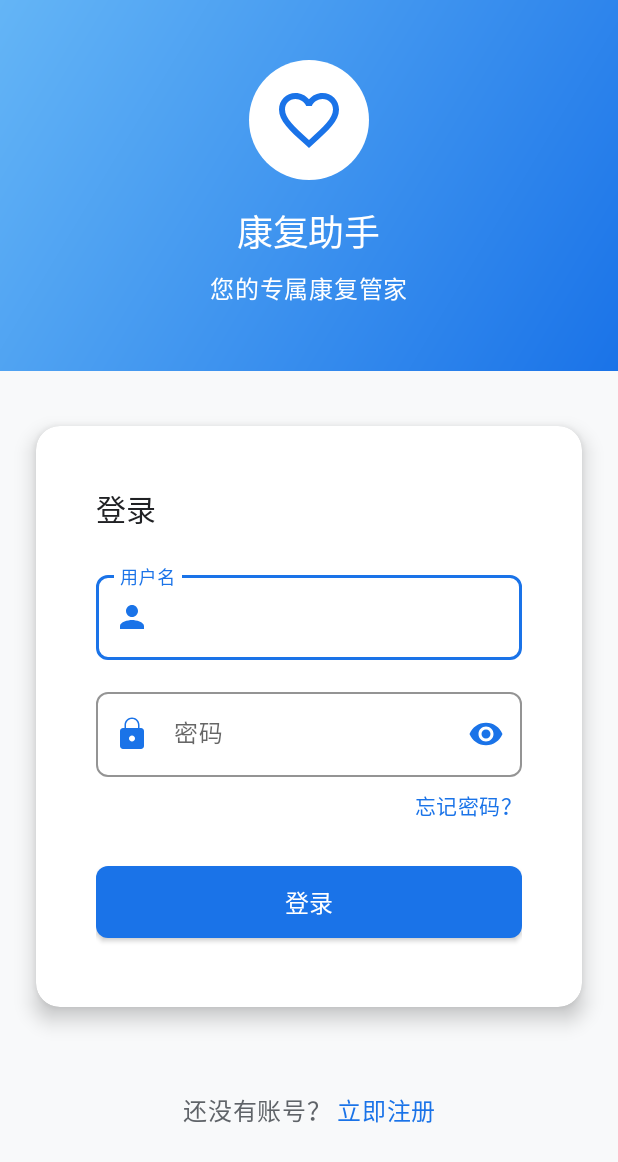
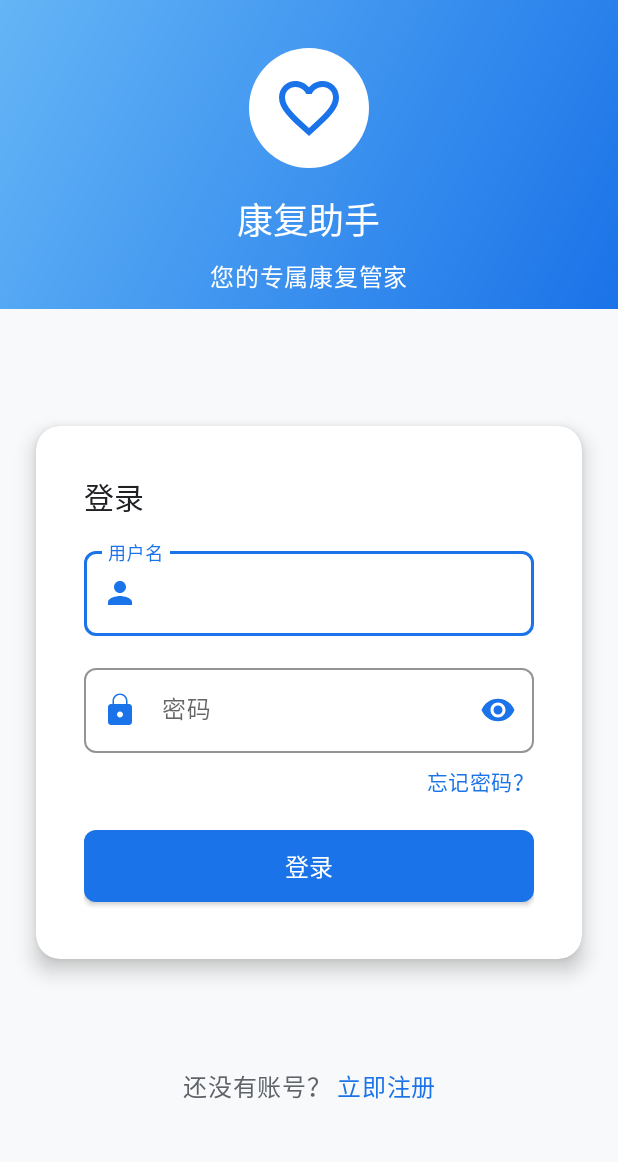
Before and after one commit to wuwuevan/APP, an Android app: the screen it shows after launch (LoginActivity), on a phone screen of 412 x 824 dp. Shown: the top 1162 px of the screen. Run offline under Robolectric (Android 15) with nearby library versions, the phone set to English and light mode, and no system bars; our stand-ins replace Room's generated code.

Commit message:
Make login layout fit smaller screens

```diff
--- a/app/src/main/res/layout/activity_login.xml
+++ b/app/src/main/res/layout/activity_login.xml
@@ -21,7 +21,7 @@
         android:layout_height="0dp"
         android:background="@drawable/bg_gradient_primary"
         app:layout_constraintBottom_toBottomOf="@id/tv_slogan"
-        app:layout_constraintHeight_percent="0.3"
+        app:layout_constraintHeight_percent="0.25"
         app:layout_constraintTop_toTopOf="parent"
         app:layout_constraintVertical_bias="0" />
 
@@ -30,7 +30,7 @@
         android:id="@+id/iv_logo"
         android:layout_width="80dp"
         android:layout_height="80dp"
-        android:layout_marginTop="40dp"
+        android:layout_marginTop="32dp"
         android:background="@drawable/circle_bg_lee"
         android:padding="16dp"
         android:src="@drawable/ic_health"
@@ -72,7 +72,7 @@
         android:layout_width="match_parent"
         android:layout_height="wrap_content"
         android:layout_marginStart="24dp"
-        android:layout_marginTop="24dp"
+        android:layout_marginTop="16dp"
         android:layout_marginEnd="24dp"
         app:cardBackgroundColor="@color/colorSurface"
         app:cardCornerRadius="16dp"
@@ -86,13 +86,13 @@
             android:layout_width="match_parent"
             android:layout_height="wrap_content"
             android:orientation="vertical"
-            android:padding="24dp">
+            android:padding="16dp">
 
             <!-- Login title -->
             <TextView
                 android:layout_width="wrap_content"
                 android:layout_height="wrap_content"
-                android:layout_marginBottom="24dp"
+                android:layout_marginBottom="16dp"
                 android:text="@string/login"
                 android:textAppearance="@style/TextAppearance.MyApplication.Headline3"
                 android:textColor="@color/colorTextPrimary" />
@@ -155,7 +155,7 @@
                 style="@style/Widget.MyApplication.Button"
                 android:layout_width="match_parent"
                 android:layout_height="wrap_content"
-                android:layout_marginTop="24dp"
+                android:layout_marginTop="16dp"
                 android:text="@string/login"
                 app:cornerRadius="8dp" />
         </LinearLayout>
```
